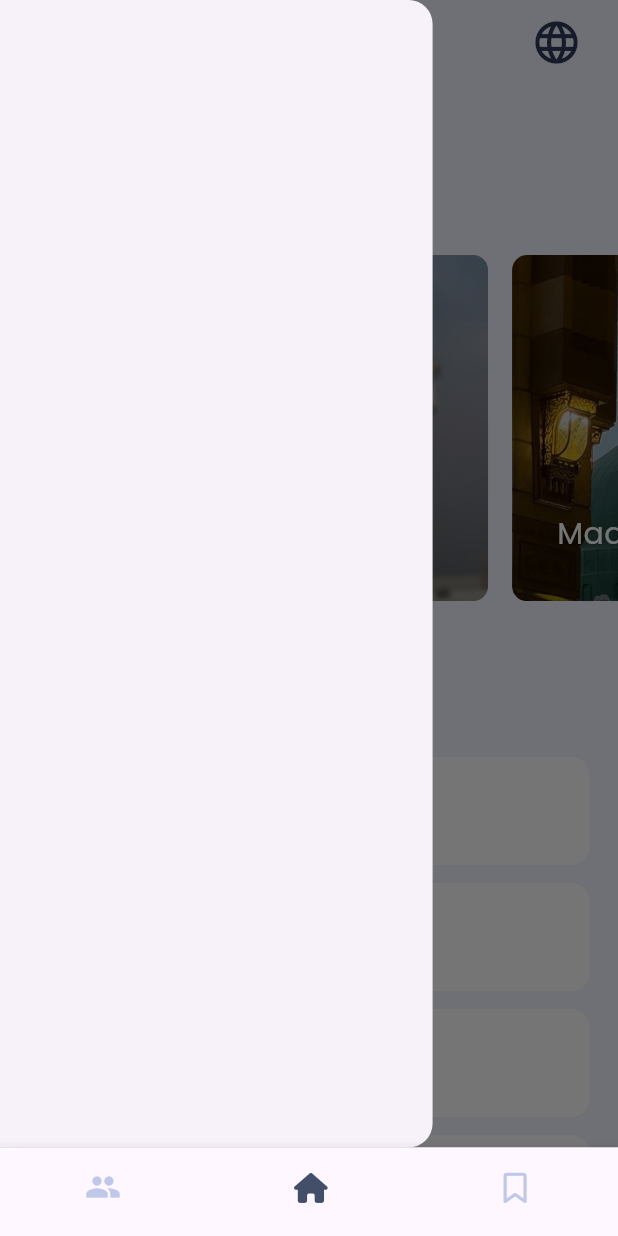
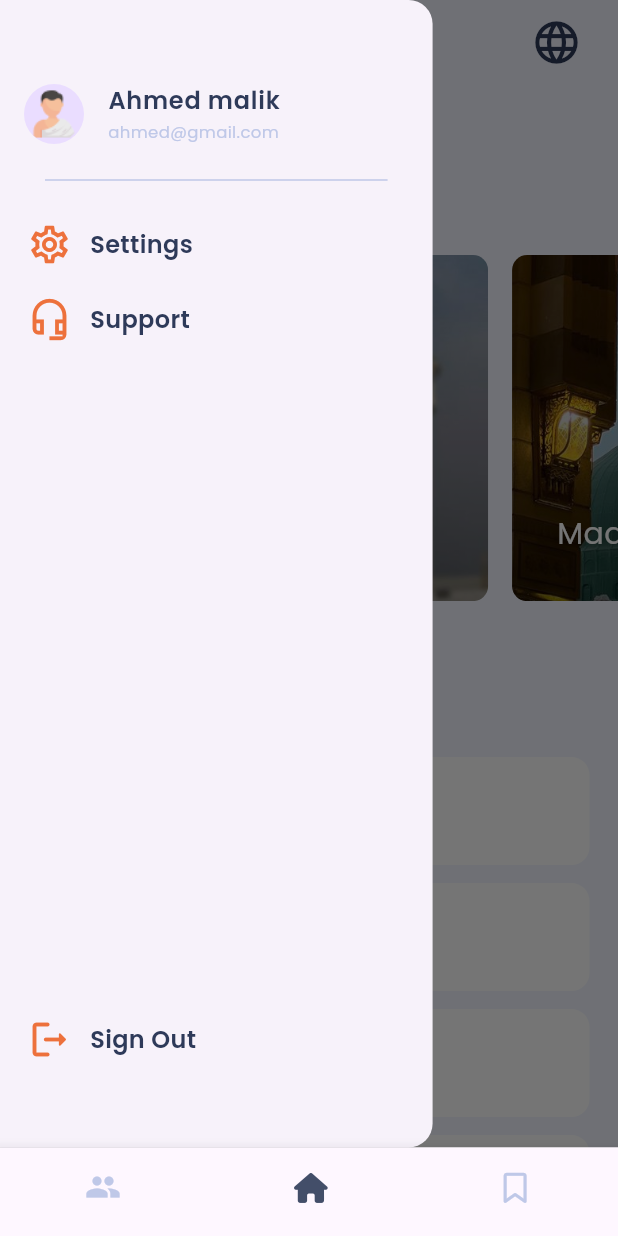
Before and after one commit to AbdulwahabJ/SIT-Mobile-App, a Flutter app: the screen it shows after launch, with the side drawer open, on a phone screen of 412 x 824 dp. Run offline on Flutter 3.47's test engine with Material 3 defaults, Android fonts, the phone set to English and light mode, and no system bars; drawn by our look-alikes of carousel_slider; our stand-ins replace bloc, device_preview, dio, equatable, flutter_bloc, font_awesome_flutter and 2 more; missing offline and left inert: phone_input.

Commit message:
finshing drawer UI

```diff
--- a/lib/core/constants/app_icons.dart
+++ b/lib/core/constants/app_icons.dart
@@ -39,31 +39,35 @@ class AppIcons {
       Icon(Icons.arrow_back_rounded, size: 28, color: AppColors.iconColor);
   // sign up screen ###########
 
-//
+  //
   //
   static const Icon successIcon = Icon(Icons.check_circle,
       size: thirdIconSize, color: AppColors.successColor);
-
   //
   //bottom nav bar icons
-  static const Icon homeIcon = Icon(
-    FontAwesomeIcons.house,
-    size: secondIconSize,
-  );
-  static const Icon staffIcon = Icon(
-    Icons.group,
-    size: 24,
-  );
-  static const Icon momenstIcon = Icon(
-    FontAwesomeIcons.bookmark,
-    size: secondIconSize,
-  );
-
+  static const Icon homeIcon =
+      Icon(FontAwesomeIcons.house, size: secondIconSize);
+  //
+  static const Icon staffIcon = Icon(Icons.group, size: 24);
+  //
+  static const Icon momenstIcon =
+      Icon(FontAwesomeIcons.bookmark, size: secondIconSize);
+  //
   //app bar icons
   static const Icon drawerIcon =
       Icon(Icons.menu, size: thirdIconSize, color: AppColors.primaryColor);
+  //
   static const Icon langugeIcon =
       Icon(Icons.language, size: thirdIconSize, color: AppColors.primaryColor);
+  //
+  static Icon settingsIcon = const Icon(Icons.settings_outlined,
+      size: 30, color: AppColors.accentColor);
+  //
+  static Icon supportIcon = const Icon(Icons.headset_mic_outlined,
+      size: 30, color: AppColors.accentColor);
+  //
+  static Icon signOutIcon =
+      const Icon(Icons.logout_rounded, size: 30, color: AppColors.accentColor);
   //
   //guide list icons
   static const Icon guideListIcon = Icon(Icons.arrow_forward_rounded,
--- a/lib/core/utils/app_styles.dart
+++ b/lib/core/utils/app_styles.dart
@@ -20,7 +20,7 @@ abstract class AppStyles {
     fontWeight: FontWeight.w600,
   );
 
- //styleSemiBold16..
+  //styleSemiBold16..
   static const TextStyle styleSemiBold16 = TextStyle(
     color: AppColors.primaryColor,
     fontSize: 16,
@@ -52,12 +52,35 @@ abstract class AppStyles {
     fontWeight: FontWeight.w600,
   );
 
-  //styleReguler16..
+  //styleReguler13..
   static const TextStyle styleReguler13 = TextStyle(
     color: AppColors.accentColor,
     fontSize: 13,
     fontFamily: 'Poppins',
     fontWeight: FontWeight.w400,
+  );
+  //styleReguler11..
+  static const TextStyle styleReguler11 = TextStyle(
+    color: AppColors.unSelectedNavBarIconColor,
+    fontSize: 11,
+    fontFamily: 'Poppins',
+    fontWeight: FontWeight.w500,
+  );
+
+  //styleReguler16 W600..
+  static const TextStyle styleReguler16W600 = TextStyle(
+    color: AppColors.primaryColor,
+    fontSize: 16,
+    fontFamily: 'Poppins',
+    fontWeight: FontWeight.w600,
+  );
+
+  //styleReguler14W500..
+  static const TextStyle styleReguler14W500 = TextStyle(
+    color: AppColors.primaryColor,
+    fontSize: 14,
+    fontFamily: 'Poppins',
+    fontWeight: FontWeight.w600,
   );
 
   //styleLight12..
--- a/lib/features/auth/data/presentation/screens/home_screen.dart
+++ b/lib/features/auth/data/presentation/screens/home_screen.dart
@@ -7,6 +7,7 @@ import 'package:sit_app/core/utils/app_screen_utils.dart';
 import 'package:sit_app/core/utils/app_styles.dart';
 import 'package:sit_app/features/customer_app/data/presentation/widgets/guide_list.dart';
 import 'package:sit_app/features/customer_app/data/presentation/widgets/today_program_list_view.dart';
+import '../../../../customer_app/data/presentation/widgets/customer_drawer.dart';
 
 class HomeScreen extends StatelessWidget {
   const HomeScreen({super.key});
@@ -15,8 +16,8 @@ class HomeScreen extends StatelessWidget {
   Widget build(BuildContext context) {
     return Scaffold(
         drawer: SizedBox(
-          width: MediaQuery.of(context).size.width * 0.7,
-          child: const Drawer(),
+          width: ScreenUtil.getWidth(context, 0.7),
+          child: const AppDrawer(),
         ),
         appBar: AppBar(
           backgroundColor: AppColors.backgroundColor,
@@ -37,15 +38,10 @@ class HomeScreen extends StatelessWidget {
               const SizedBox(),
               Padding(
                 padding: const EdgeInsets.all(8.0),
-                child: IconButton(
-                  icon: Image.asset(
-                    Assets.companyLogo,
-                    width: ScreenUtil.getWidth(context, 0.3),
-                    height: ScreenUtil.getHeight(context, 0.09),
-                  ),
-                  onPressed: () {
-                    // أضف هنا وظيفة تغيير اللغة
-                  },
+                child: Image.asset(
+                  Assets.companyLogo,
+                  width: ScreenUtil.getWidth(context, 0.3),
+                  height: ScreenUtil.getHeight(context, 0.09),
                 ),
               ),
               IconButton(
--- /dev/null
+++ b/lib/features/customer_app/data/presentation/widgets/customer_drawer.dart
@@ -0,0 +1,33 @@
+import 'package:flutter/material.dart';
+
+import '../../../../../core/constants/app_colors.dart';
+import 'drawer_items.dart';
+import 'user_drawer_list_tile.dart';
+
+class AppDrawer extends StatelessWidget {
+  const AppDrawer({
+    super.key,
+  });
+
+  @override
+  Widget build(BuildContext context) {
+    return const Drawer(
+      child: Column(
+        children: [
+          SizedBox(height: 40),
+          UserDrawerListTile(),
+          Divider(
+            color: AppColors.unSelectedNavBarIconColor,
+            indent: 30,
+            endIndent: 30,
+          ),
+          SizedBox(height: 20),
+          Padding(
+            padding: EdgeInsets.symmetric(horizontal: 18.0),
+            child: DrawerItems(),
+          ),
+        ],
+      ),
+    );
+  }
+}
--- /dev/null
+++ b/lib/features/customer_app/data/presentation/widgets/drawer_item.dart
@@ -0,0 +1,26 @@
+import 'package:flutter/material.dart';
+import 'package:sit_app/core/utils/app_styles.dart';
+
+class DrawerItem extends StatelessWidget {
+  const DrawerItem({
+    super.key,
+    required this.icon,
+    required this.text,
+  });
+  final Icon icon;
+  final String text;
+
+  @override
+  Widget build(BuildContext context) {
+    return Row(
+      children: [
+        icon,
+        const SizedBox(width: 12),
+        Text(
+          text,
+          style: AppStyles.styleReguler16W600,
+        ),
+      ],
+    );
+  }
+}
--- /dev/null
+++ b/lib/features/customer_app/data/presentation/widgets/drawer_items.dart
@@ -0,0 +1,34 @@
+import 'package:flutter/material.dart';
+import 'package:sit_app/core/constants/app_icons.dart';
+import 'package:sit_app/features/customer_app/data/presentation/widgets/drawer_item.dart';
+
+class DrawerItems extends StatelessWidget {
+  const DrawerItems({
+    super.key,
+  });
+
+  @override
+  Widget build(BuildContext context) {
+    return Column(
+      children: [
+        DrawerItem(
+          icon: AppIcons.settingsIcon,
+          text: 'Settings',
+        ),
+        const SizedBox(height: 20),
+        DrawerItem(
+          icon: AppIcons.supportIcon,
+          text: 'Support',
+        ),
+        const SizedBox(height: 450),
+        GestureDetector(
+          onTap: () {},
+          child: DrawerItem(
+            icon: AppIcons.signOutIcon,
+            text: 'Sign Out',
+          ),
+        ),
+      ],
+    );
+  }
+}
--- /dev/null
+++ b/lib/features/customer_app/data/presentation/widgets/user_drawer_list_tile.dart
@@ -0,0 +1,25 @@
+import 'package:flutter/material.dart';
+import 'package:sit_app/core/utils/app_images.dart';
+import 'package:sit_app/core/utils/app_styles.dart';
+
+class UserDrawerListTile extends StatelessWidget {
+  const UserDrawerListTile({
+    super.key,
+  });
+
+  @override
+  Widget build(BuildContext context) {
+    return const ListTile(
+      leading:
+          CircleAvatar(backgroundImage: AssetImage(Assets.umrahProgramImage)),
+      title: Text(
+        'Ahmed malik', // استخدام العنوان من الـ Map
+        style: AppStyles.styleReguler16W600,
+      ),
+      subtitle: Text(
+        'ahmed@gmail.com ',
+        style: AppStyles.styleReguler11,
+      ),
+    );
+  }
+}
```
